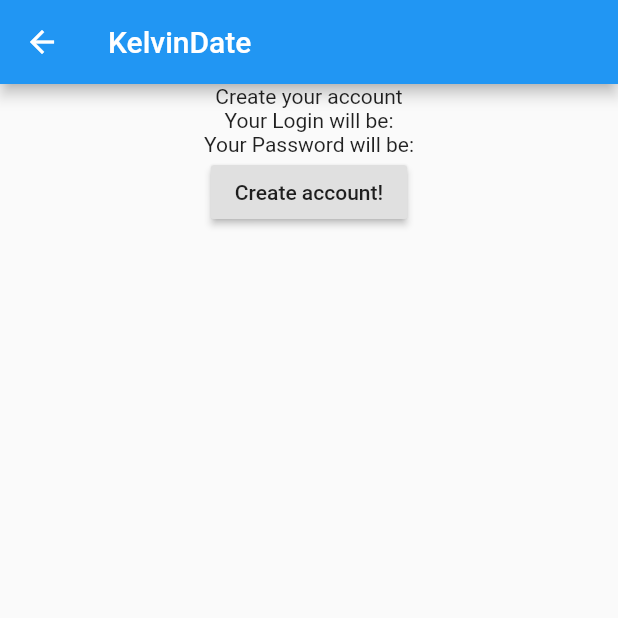
After one commit to kinopek/Kelvin_Date, a Flutter app: the screen it shows after launch, after a tap on "Do not have account?", on a phone screen of 412 x 824 dp, the top half of it. The commit adds this screen. Run offline on Flutter 3.47's test engine with Material 2 defaults, Android fonts, the phone set to English and light mode, and no system bars; our stand-ins replace firebase_database, geolocator; missing offline and left inert: geocoder; accounts and stored records are empty.

Commit message:
simple register screen

```diff
--- a/lib/loging.dart
+++ b/lib/loging.dart
@@ -9,6 +9,9 @@ import 'package:geocoder/geocoder.dart';
 import 'package:firebase_database/firebase_database.dart';
 import 'fire.dart';
 import 'geolocation.dart';
+import 'register.dart';
+import 'forgot.dart';
+
 
 class LogingState extends State
 {
@@ -26,17 +29,31 @@ class LogingState extends State
               children: <Widget>
               [
                 Text('Welcome to KelvinDate' ),
-
+                Text('Your Login:' ),
+                Text('Your Password:' ),
                 RaisedButton(child: Text('Log In!'), onPressed: ()
                 {
-
                   Navigator.push
                     (
                       context,
                       MaterialPageRoute(builder: (context) => GeolocationExample())
                   );
-
-
+                },),
+                RaisedButton(child: Text('Do not have account?'), onPressed: ()
+                {
+                  Navigator.push
+                    (
+                      context,
+                      MaterialPageRoute(builder: (context) => Register())
+                  );
+                },),
+                RaisedButton(child: Text('Forgot password?'), onPressed: ()
+                {
+                  Navigator.push
+                    (
+                      context,
+                      MaterialPageRoute(builder: (context) => Forgot())
+                  );
                 },)
               ]
           )
--- /dev/null
+++ b/lib/register.dart
@@ -0,0 +1,52 @@
+import 'package:flutter/material.dart';
+import 'loging.dart';
+
+
+
+
+class RegisterState extends State
+{
+
+  @override
+  Widget build(BuildContext context) {
+    return Scaffold(
+      appBar: AppBar(
+        title: Text('KelvinDate'),
+      ),
+      body: Center(
+          child: Column(
+              children: <Widget>
+              [
+                Text('Create your account' ),
+                Text('Your Login will be:' ),
+                Text('Your Password will be:' ),
+                RaisedButton(child: Text('Create account!'), onPressed: ()
+                {
+                  Navigator.pop
+                    (
+                      context,
+                      MaterialPageRoute(builder: (context) => Loging())
+                  );
+                },)
+              ]
+          )
+      ),
+    );
+
+
+
+
+
+
+
+
+
+}
+}
+
+
+class  Register extends StatefulWidget
+{
+  @override
+  RegisterState createState() => new RegisterState();
+}
```
Also changed, not shown: lib/forgot.dart (added, +38 -0 lines).
